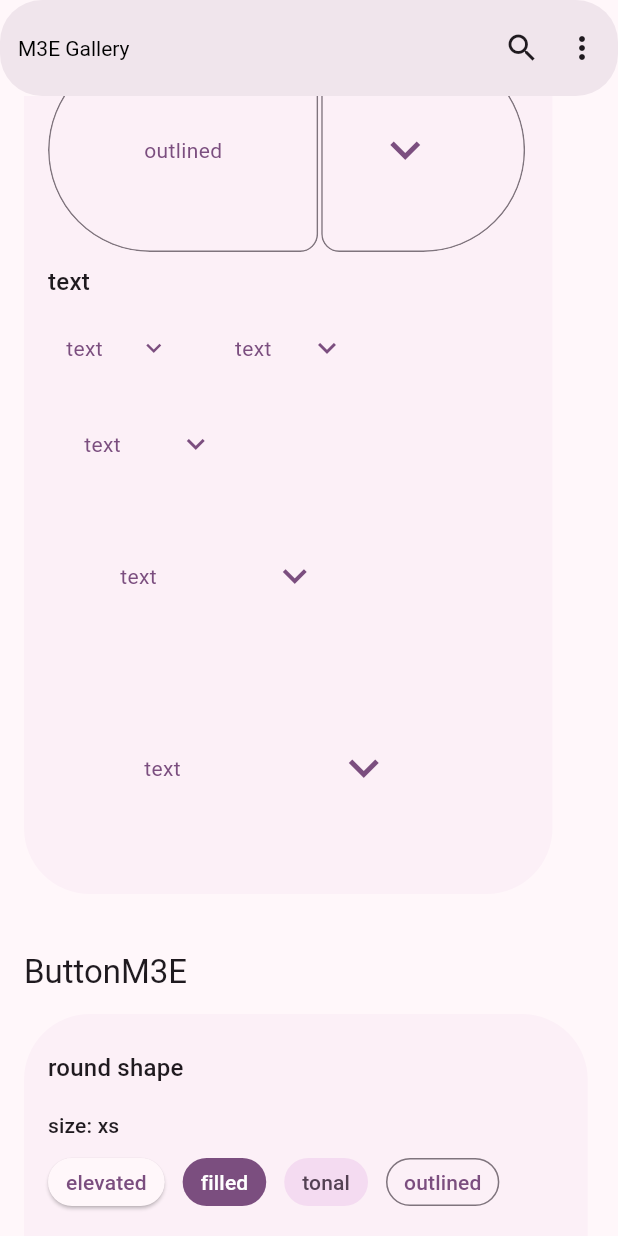
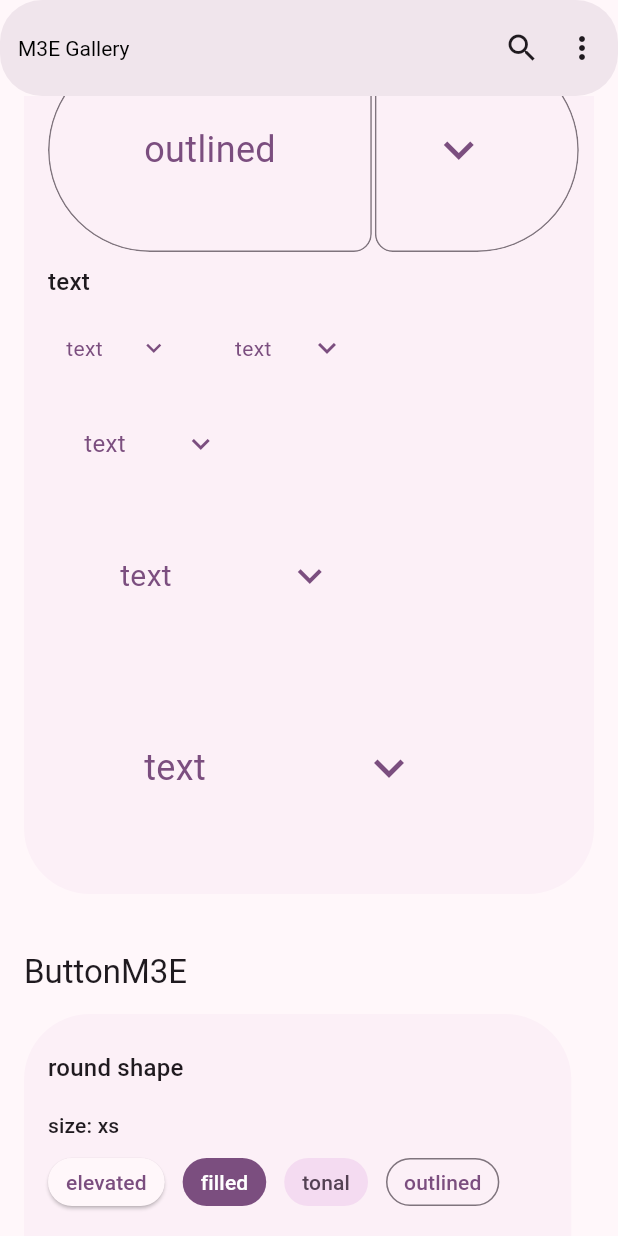
Before and after one commit to EmilyMonestone/material_3_expressive, a Flutter app: the screen it shows after launch, scrolled down 2880 dp, on a phone screen of 412 x 824 dp. Run offline on Flutter 3.47's test engine with Material 3 defaults, Android fonts, the phone set to English and light mode, and no system bars; our stand-ins replace dynamic_color; missing offline and left inert: expressive_refresh, material_new_shapes.

Commit message:
Add scalable font size support for buttons and split buttons based on size

```diff
--- a/packages/button_m3e/lib/src/button_m3e.dart
+++ b/packages/button_m3e/lib/src/button_m3e.dart
@@ -1,4 +1,5 @@
 import 'package:flutter/material.dart';
+import 'package:m3e_design/m3e_design.dart';
 
 import 'button_tokens_adapter.dart';
 import 'enums.dart';
@@ -130,7 +131,21 @@ class _ButtonM3EState extends State<ButtonM3E> {
   }
 
   Widget _buildContent(ButtonMeasurements m) {
-    final text = DefaultTextStyle.merge(child: widget.label);
+    final m3e = context.m3e;
+    final bfs = m3e.typography.buttonFontSize;
+    final double? fontSize = switch (widget.size) {
+      ButtonM3ESize.xs => bfs.xs,
+      ButtonM3ESize.sm => bfs.sm,
+      ButtonM3ESize.md => bfs.md,
+      ButtonM3ESize.lg => bfs.lg,
+      ButtonM3ESize.xl => bfs.xl,
+    };
+
+    final text = DefaultTextStyle.merge(
+      style: fontSize == null ? null : TextStyle(fontSize: fontSize),
+      child: widget.label,
+    );
+
     if (widget.icon == null) return text;
     return Row(
       mainAxisSize: MainAxisSize.min,
--- a/packages/split_button_m3e/lib/src/split_button.dart
+++ b/packages/split_button_m3e/lib/src/split_button.dart
@@ -479,6 +479,16 @@ class _LeadingContent extends StatelessWidget {
     final iconBlock = size.leadingIconBlockWidth;
     final gap = size.gapIconToLabel;
 
+    // Scale label font-size with button size (xs/s unchanged).
+    final bfs = m3e.typography.buttonFontSize;
+    final double? labelFontSize = switch (size) {
+      SplitButtonM3ESize.xs => bfs.xs,
+      SplitButtonM3ESize.sm => bfs.sm,
+      SplitButtonM3ESize.md => bfs.md,
+      SplitButtonM3ESize.lg => bfs.lg,
+      SplitButtonM3ESize.xl => bfs.xl,
+    };
+
     Widget content;
     if (icon != null && (label?.isNotEmpty ?? false)) {
       content = Padding(
@@ -497,7 +507,10 @@ class _LeadingContent extends StatelessWidget {
               child: Text(
                 label!,
                 overflow: TextOverflow.ellipsis,
-                style: m3e.typography.base.labelLarge?.copyWith(color: color),
+                style: m3e.typography.base.labelLarge?.copyWith(
+                  color: color,
+                  fontSize: labelFontSize,
+                ),
               ),
             ),
           ],
@@ -519,7 +532,9 @@ class _LeadingContent extends StatelessWidget {
         child: Text(
           label ?? '',
           overflow: TextOverflow.ellipsis,
-          style: DefaultTextStyle.of(context).style.copyWith(color: color),
+          style: DefaultTextStyle.of(
+            context,
+          ).style.copyWith(color: color, fontSize: labelFontSize),
         ),
       );
     }
```
Also changed, not shown: packages/m3e_design/lib/tokens/typography_tokens.dart (+21 -0 lines).
